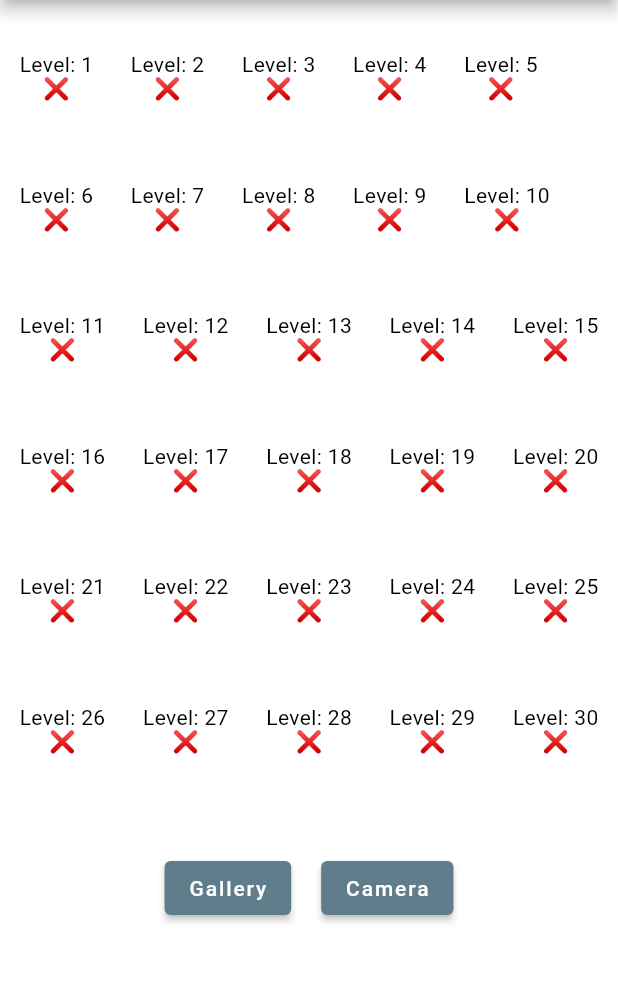
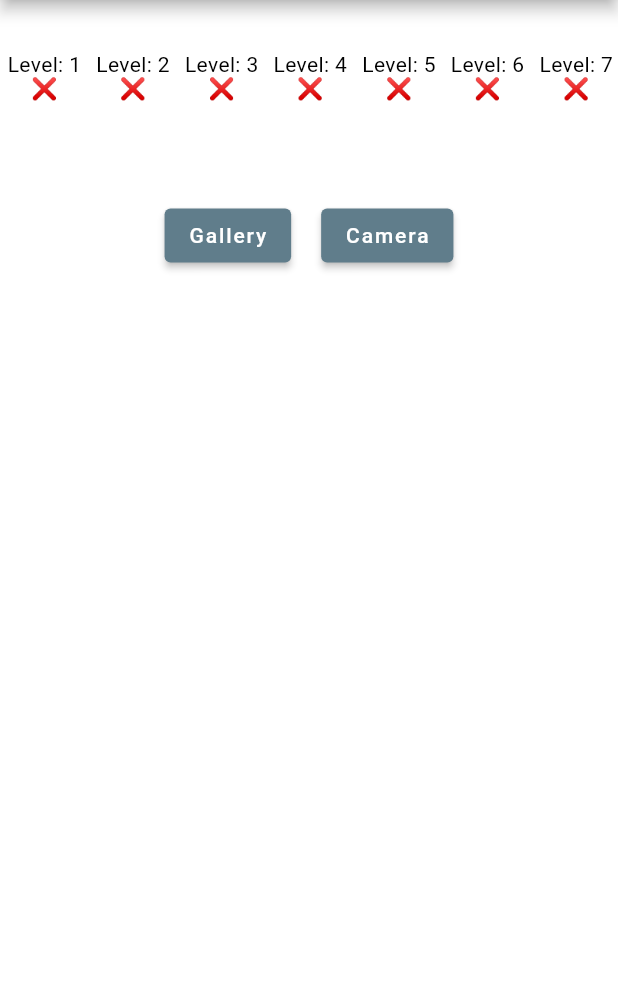
Before and after one commit to mattergijz/PuzzleYourSelfie, a Flutter app: the screen it shows after launch, on a phone screen of 412 x 824 dp, the part 84-1067 px from its top. Run offline on Flutter 3.47's test engine with Material 2 defaults, Android fonts, the phone set to English and light mode, and no system bars; our stand-ins replace carousel_slider, image_picker, yaml.

Commit message:
Chore: removed todos and code cleanup

```diff
--- a/lib/jigsaw.dart
+++ b/lib/jigsaw.dart
@@ -418,7 +418,7 @@ class JigsawWidgetState extends State<JigsawWidget> {
 
                             // ignore: invalid_use_of_protected_member, invalid_use_of_visible_for_testing_member
                             blocksNotifier.notifyListeners();
-                            //TODO: make sure pointer event stops, so user isnt automatically dragging new puzzle piece
+
                             setState(() {
                               blockWasSuccess(blockNotDone.length);
                             });
--- a/lib/main.dart
+++ b/lib/main.dart
@@ -203,11 +203,10 @@ class HomeScreenState extends State<HomeScreen> {
       body: Center(
         child: Column(
           children: [
-            const SizedBox(
-              height: 30,
-            ),
-            Wrap(
-              spacing: 15,
+            const SizedBox(height: 30),
+            SingleChildScrollView(
+              scrollDirection: Axis.horizontal,
+              child: Row(
                 children: [
                   ...LevelService.levels.map((level) {
                     return Padding(
@@ -224,6 +223,7 @@ class HomeScreenState extends State<HomeScreen> {
                     );
                   }),
                 ],
+              ),
             ),
             imagePath.isEmpty
                 ? Column(
```
Also changed, not shown: lib/screens/level_screen.dart (+6 -3 lines). Lines whose indentation alone changed are shown as unchanged.
